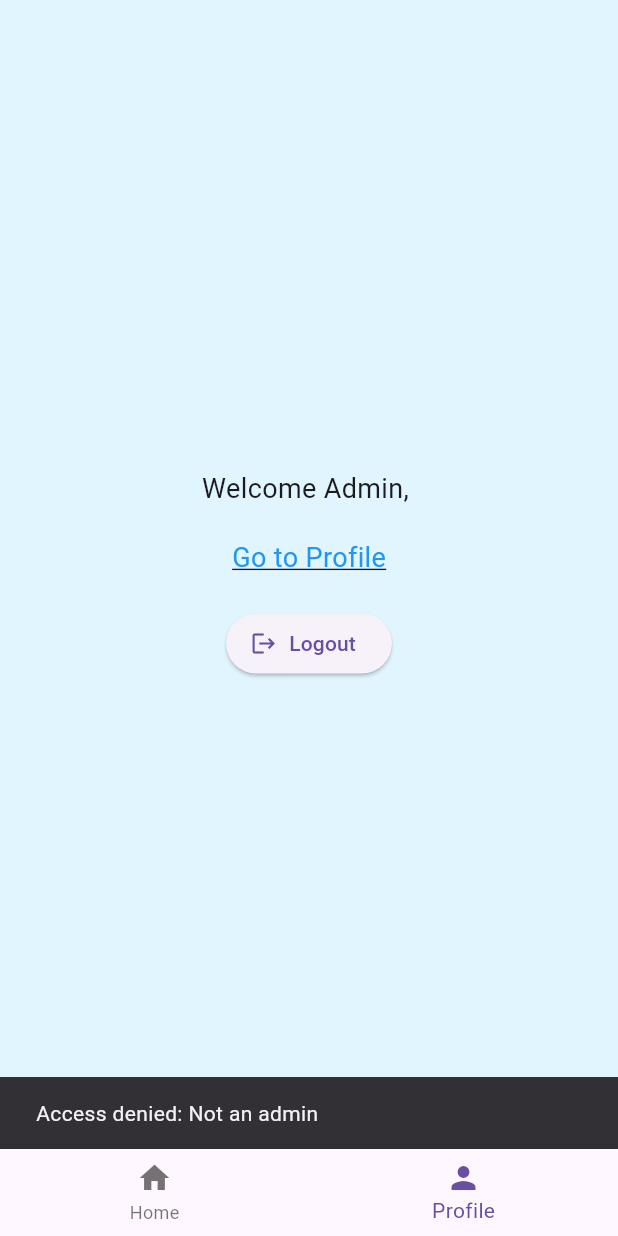
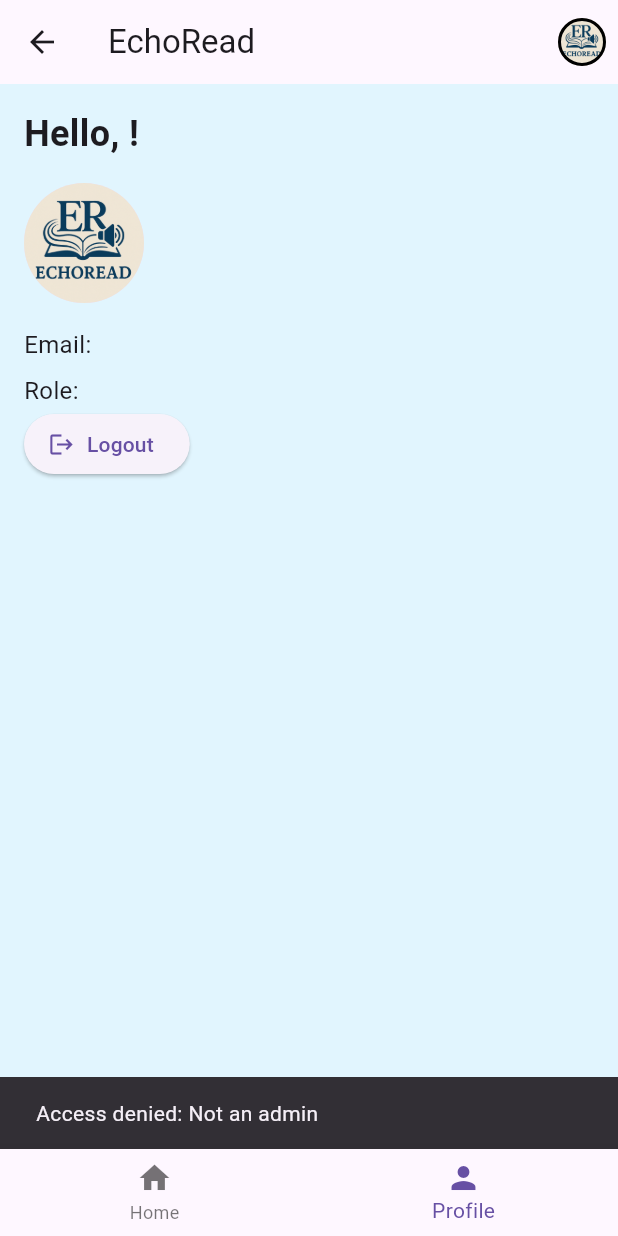
Before and after one commit to aung-khantkyaw/echoread, a Flutter app: the AdminPage screen opened by its route, item 2 of the bottom bar chosen, on a phone screen of 412 x 824 dp. Run offline on Flutter 3.47's test engine with Material 3 defaults, Android fonts, the light colour scheme and no system bars; our stand-ins replace cloud_firestore, firebase_auth, firebase_core, shared_preferences; accounts and stored records are empty.

Commit message:
added: appbar and created: user's home & profile

```diff
--- /dev/null
+++ b/devtools_options.yaml
@@ -0,0 +1,3 @@
+description: This file stores settings for Dart & Flutter DevTools.
+documentation: https://docs.flutter.dev/tools/devtools/extensions#configure-extension-enablement-states
+extensions:
--- /dev/null
+++ b/lib/core/widgets/common_app_bar.dart
@@ -0,0 +1,30 @@
+import 'package:flutter/material.dart';
+
+PreferredSizeWidget commonAppBar({
+  required BuildContext context,
+  required String profileRoute,
+  required String profileImagePath,
+}) {
+  return AppBar(
+    title: Text('EchoRead'),
+    actions: [
+      IconButton(
+        onPressed: () {
+          Navigator.pushReplacementNamed(context, profileRoute);
+        },
+        icon: Container(
+          width: 32,
+          height: 32,
+          decoration: BoxDecoration(
+            shape: BoxShape.circle,
+            border: Border.all(color: Colors.black, width: 2),
+            image: DecorationImage(
+              image: AssetImage(profileImagePath),
+              fit: BoxFit.cover,
+            ),
+          ),
+        ),
+      ),
+    ],
+  );
+}
--- a/lib/features/admin/presentation/screens/admin_screen.dart
+++ b/lib/features/admin/presentation/screens/admin_screen.dart
@@ -1,21 +1,65 @@
 import 'package:flutter/material.dart';
 
+import 'package:echoread/core/utils/func.dart';
+import 'package:echoread/core/widgets/common_app_bar.dart';
 import 'package:echoread/core/widgets/bottom_nav_bar.dart';
+
 import '../widgets/admin_page.dart';
 
-class AdminPage extends StatelessWidget {
+class AdminPage extends StatefulWidget {
   const AdminPage({super.key});
   static const String routeName = '/admin';
 
   @override
+  State<AdminPage> createState() => _AdminPageState();
+}
+
+class _AdminPageState extends State<AdminPage> {
+  Map<String, dynamic>? userDetail;
+  bool isLoading = true;
+
+  @override
+  void initState() {
+    super.initState();
+    loadUserDetail();
+  }
+
+  Future<void> loadUserDetail() async {
+    final detail = await getUserDetail();
+    setState(() {
+      userDetail = detail;
+      isLoading = false;
+    });
+  }
+
+  @override
   Widget build(BuildContext context) {
+    if (isLoading) {
+      return const Scaffold(
+        body: Center(child: CircularProgressIndicator()),
+      );
+    }
+
+    final profileRoute = userDetail?['role']?.toString().isNotEmpty == true
+        ? userDetail!['role'] == 'user' ? '/profile' : '/admin'
+        : '/unauthorized';
+    final profileImage = userDetail?['profile_img']?.toString().isNotEmpty == true
+        ? userDetail!['profile_img']
+        : 'assets/icon/app_icon.png';
+
     return Scaffold(
       backgroundColor: Colors.lightBlue[50],
+      appBar: commonAppBar(
+        context: context,
+        profileRoute: profileRoute,
+        profileImagePath: profileImage,
+      ),
       body: Padding(
         padding: const EdgeInsets.all(16.0),
-        child: Admin(),
+        child: Admin(userDetail: userDetail!),
       ),
       bottomNavigationBar: const BottomNavBar(currentIndex: 1),
     );
   }
+
 }
--- a/lib/features/admin/presentation/widgets/admin_page.dart
+++ b/lib/features/admin/presentation/widgets/admin_page.dart
@@ -1,58 +1,50 @@
 import 'package:flutter/material.dart';
 
-import 'package:echoread/core/utils/func.dart';
 import 'package:echoread/features/auth/services/auth_service.dart';
 
-class Admin extends StatefulWidget {
-  const Admin({super.key});
+class Admin extends StatelessWidget {
+  final Map<String, dynamic> userDetail;
 
-  @override
-  State<Admin> createState() => _AdminState();
-}
-
-class _AdminState extends State<Admin> {
-  Map<String, dynamic>? userDetail;
-  bool isLoading = true;
+  const Admin({super.key, required this.userDetail});
 
   @override
   Widget build(BuildContext context) {
     final AuthService authService = AuthService();
+    final profileImage = userDetail['profile_img']?.toString().isNotEmpty == true
+        ? userDetail['profile_img']
+        : 'assets/icon/app_icon.png';
 
-    return FutureBuilder<Map<String, dynamic>?>(
-      future: getUserDetail(),
-      builder: (context, snapshot) {
-        if (snapshot.connectionState == ConnectionState.waiting) {
-          return const Center(child: CircularProgressIndicator());
-        }
-
-        final user = snapshot.data!;
-        return Center(
-          child: Column(
-            mainAxisAlignment: MainAxisAlignment.center,
+    return Column(
+      crossAxisAlignment: CrossAxisAlignment.start,
       children: [
-              Text('Welcome Admin, ${user['name']}', style: const TextStyle(fontSize: 18)),
-              const SizedBox(height: 20),
-              InkWell(
-                onTap: () => Navigator.pushNamed(context, '/profile'),
-                child: const Text(
-                  'Go to Profile',
-                  style: TextStyle(
-                    color: Colors.blue,
-                    decoration: TextDecoration.underline,
-                    fontSize: 18,
+        Text(
+          'Hello, ${userDetail['name']}!',
+          style: const TextStyle(
+            fontSize: 24,
+            fontWeight: FontWeight.bold,
           ),
         ),
+        const SizedBox(height: 16),
+        CircleAvatar(
+          radius: 40,
+          backgroundImage: AssetImage(profileImage),
         ),
-              const SizedBox(height: 20),
+        const SizedBox(height: 16),
+        Text(
+          'Email: ${userDetail['email']}',
+          style: const TextStyle(fontSize: 16),
+        ),
+        const SizedBox(height: 8),
+        Text(
+          'Role: ${userDetail['role']}',
+          style: const TextStyle(fontSize: 16),
+        ),
         ElevatedButton.icon(
           icon: const Icon(Icons.logout),
           label: const Text('Logout'),
           onPressed: () => authService.logout(context),
         ),
       ],
-          ),
-        );
-      },
     );
   }
 }
--- a/lib/features/auth/presentation/widgets/forget_password_form.dart
+++ b/lib/features/auth/presentation/widgets/forget_password_form.dart
@@ -1,5 +1,3 @@
-import 'dart:developer';
-
 import 'package:flutter/material.dart';
 
 import 'package:echoread/core/utils/validators.dart';
--- a/lib/features/auth/presentation/widgets/login_form.dart
+++ b/lib/features/auth/presentation/widgets/login_form.dart
@@ -43,12 +43,7 @@ class _LoginFormState extends State<LoginForm> {
       });
 
       if (result != null) {
-        final role = result['role'] as String;
-        if (role == 'admin') {
-          Navigator.pushReplacementNamed(context, '/admin');
-        } else {
           Navigator.pushReplacementNamed(context, '/home');
-        }
       } else {
         setState(() => _invalidCredential = true);
       }
--- a/lib/features/auth/presentation/widgets/registration_form.dart
+++ b/lib/features/auth/presentation/widgets/registration_form.dart
@@ -1,5 +1,3 @@
-import 'dart:developer';
-
 import 'package:flutter/material.dart';
 
 import 'package:echoread/core/utils/validators.dart';
--- a/lib/main.dart
+++ b/lib/main.dart
@@ -52,7 +52,7 @@ class _SplashScreenState extends State<SplashScreen> {
     } else if (role == 'user') {
       Navigator.of(context).pushReplacementNamed('/home');
     } else {
-      Navigator.of(context).pushReplacementNamed('/login');
+      Navigator.of(context).pushReplacementNamed('/unauthorized');
     }
   }
 
--- a/pubspec.yaml
+++ b/pubspec.yaml
@@ -66,6 +66,9 @@ flutter:
   # the material Icons class.
   uses-material-design: true
 
+  assets:
+    - assets/icon/
+
   fonts:
     - family: Cinzel
       fonts:
```
Also changed, not shown: lib/features/user/presentation/screens/home_screen.dart (+46 -3 lines), lib/features/user/presentation/screens/profile_screen.dart (+46 -2 lines), lib/features/user/presentation/widgets/home_page.dart (+12 -48 lines), lib/features/user/presentation/widgets/profile_page.dart (+30 -28 lines). Lines whose indentation alone changed are shown as unchanged.
